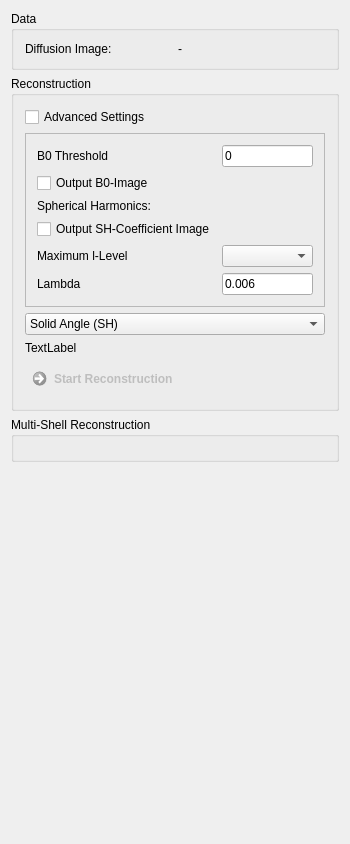
Old version of the form Plugins/org.mitk.gui.qt.diffusionimaging/src/internal/QmitkQBallReconstructionViewControls.ui in the repository MITK/MITK.
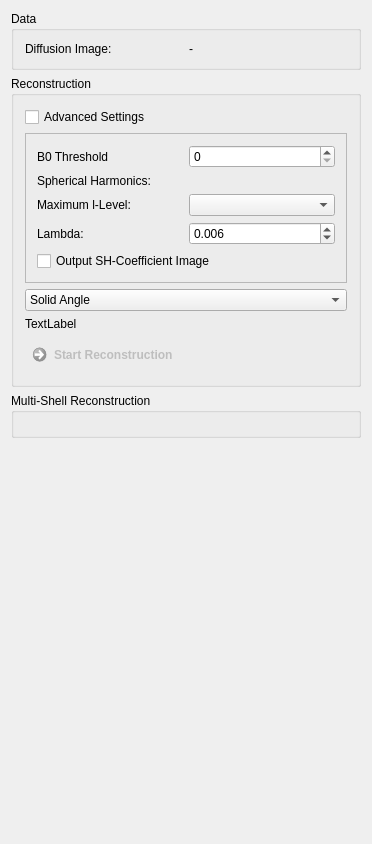
New version of the form.

Diff of the .ui file:
```diff
--- a/Plugins/org.mitk.gui.qt.diffusionimaging/src/internal/QmitkQBallReconstructionViewControls.ui
+++ b/Plugins/org.mitk.gui.qt.diffusionimaging/src/internal/QmitkQBallReconstructionViewControls.ui
@@ -6,7 +6,7 @@
    <rect>
     <x>0</x>
     <y>0</y>
-    <width>350</width>
+    <width>372</width>
     <height>844</height>
    </rect>
   </property>
@@ -67,9 +67,18 @@
         <property name="frameShadow">
          <enum>QFrame::Raised</enum>
         </property>
-        <layout class="QFormLayout" name="formLayout">
-         <property name="fieldGrowthPolicy">
-          <enum>QFormLayout::AllNonFixedFieldsGrow</enum>
+        <layout class="QGridLayout" name="gridLayout_5">
+         <item row="0" column="0">
+          <widget class="QFrame" name="frame_3">
+           <property name="frameShape">
+            <enum>QFrame::NoFrame</enum>
+           </property>
+           <property name="frameShadow">
+            <enum>QFrame::Raised</enum>
+           </property>
+           <layout class="QGridLayout" name="gridLayout_4">
+            <property name="margin">
+             <number>0</number>
          </property>
          <item row="0" column="0">
           <widget class="QLabel" name="m_QBallReconstructionThresholdLabel_2">
@@ -85,59 +94,36 @@
           </widget>
          </item>
          <item row="0" column="1">
-          <widget class="QLineEdit" name="m_QBallReconstructionThreasholdEdit">
-           <property name="enabled">
-            <bool>true</bool>
-           </property>
-           <property name="text">
-            <string>0</string>
-           </property>
+             <widget class="QSpinBox" name="m_QBallReconstructionThreasholdEdit"/>
+            </item>
+           </layout>
           </widget>
          </item>
          <item row="1" column="0">
-          <widget class="QCheckBox" name="m_OutputB0Image">
-           <property name="enabled">
-            <bool>true</bool>
+          <widget class="QFrame" name="m_ShFrame">
+           <property name="frameShape">
+            <enum>QFrame::NoFrame</enum>
            </property>
-           <property name="text">
-            <string>Output B0-Image</string>
+           <property name="frameShadow">
+            <enum>QFrame::Raised</enum>
            </property>
-          </widget>
-         </item>
+           <layout class="QGridLayout" name="gridLayout_3">
+            <property name="margin">
+             <number>0</number>
+            </property>
+            <item row="0" column="0">
+             <widget class="QFrame" name="frame">
+              <property name="frameShape">
+               <enum>QFrame::NoFrame</enum>
+              </property>
+              <property name="frameShadow">
+               <enum>QFrame::Raised</enum>
+              </property>
+              <layout class="QGridLayout" name="gridLayout_2">
+               <property name="margin">
+                <number>0</number>
+               </property>
          <item row="3" column="0">
-          <widget class="QLabel" name="label_2">
-           <property name="enabled">
-            <bool>true</bool>
-           </property>
-           <property name="text">
-            <string>Spherical Harmonics:</string>
-           </property>
-          </widget>
-         </item>
-         <item row="5" column="0">
-          <widget class="QLabel" name="m_QBallReconstructionMaxLLevelTextLabel_2">
-           <property name="enabled">
-            <bool>true</bool>
-           </property>
-           <property name="text">
-            <string>Maximum l-Level</string>
-           </property>
-           <property name="wordWrap">
-            <bool>false</bool>
-           </property>
-          </widget>
-         </item>
-         <item row="5" column="1">
-          <widget class="QComboBox" name="m_QBallReconstructionMaxLLevelComboBox">
-           <property name="enabled">
-            <bool>true</bool>
-           </property>
-           <property name="currentIndex">
-            <number>-1</number>
-           </property>
-          </widget>
-         </item>
-         <item row="6" column="0">
           <widget class="QLabel" name="m_QBallReconstructionLambdaTextLabel_2">
            <property name="enabled">
             <bool>true</bool>
@@ -146,24 +132,66 @@
             <string>Regularization Parameter</string>
            </property>
            <property name="text">
-            <string>Lambda</string>
+                  <string>Lambda:</string>
            </property>
            <property name="wordWrap">
             <bool>false</bool>
            </property>
           </widget>
          </item>
-         <item row="6" column="1">
-          <widget class="QLineEdit" name="m_QBallReconstructionLambdaLineEdit">
+               <item row="2" column="0">
+                <widget class="QLabel" name="m_QBallReconstructionMaxLLevelTextLabel_2">
            <property name="enabled">
             <bool>true</bool>
            </property>
            <property name="text">
-            <string>0.006</string>
-           </property>
-          </widget>
-         </item>
-         <item row="4" column="0">
+                  <string>Maximum l-Level:</string>
+                 </property>
+                 <property name="wordWrap">
+                  <bool>false</bool>
+                 </property>
+                </widget>
+               </item>
+               <item row="2" column="1">
+                <widget class="QComboBox" name="m_QBallReconstructionMaxLLevelComboBox">
+                 <property name="enabled">
+                  <bool>true</bool>
+                 </property>
+                 <property name="currentIndex">
+                  <number>-1</number>
+                 </property>
+                </widget>
+               </item>
+               <item row="1" column="0">
+                <widget class="QLabel" name="label_2">
+                 <property name="enabled">
+                  <bool>true</bool>
+                 </property>
+                 <property name="text">
+                  <string>Spherical Harmonics:</string>
+                 </property>
+                </widget>
+               </item>
+               <item row="3" column="1">
+                <widget class="QDoubleSpinBox" name="m_QBallReconstructionLambdaLineEdit">
+                 <property name="decimals">
+                  <number>3</number>
+                 </property>
+                 <property name="maximum">
+                  <double>1.000000000000000</double>
+                 </property>
+                 <property name="singleStep">
+                  <double>0.001000000000000</double>
+                 </property>
+                 <property name="value">
+                  <double>0.006000000000000</double>
+                 </property>
+                </widget>
+               </item>
+              </layout>
+             </widget>
+            </item>
+            <item row="1" column="0">
           <widget class="QCheckBox" name="m_OutputCoeffsImage">
            <property name="text">
             <string>Output SH-Coefficient Image</string>
@@ -173,6 +201,9 @@
         </layout>
        </widget>
       </item>
+        </layout>
+       </widget>
+      </item>
       <item>
        <widget class="QComboBox" name="m_QBallReconstructionMethodComboBox">
         <property name="currentIndex">
@@ -190,7 +221,7 @@
         </item>
         <item>
          <property name="text">
-          <string>Solid Angle (SH)</string>
+          <string>Solid Angle</string>
          </property>
         </item>
         <item>
```
Left out of the diff: 10 changed lines with no effect on the pictures. Lines whose indentation alone changed are shown as unchanged.
